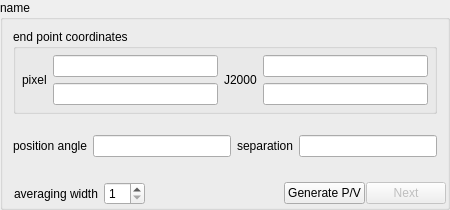
First picture: the form in code/display/region/PVLineStats.ui, repository radio-astro/casa, before the edit.
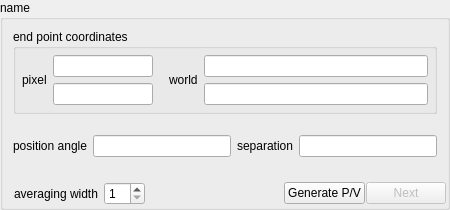
Second picture: the form after the edit.

Commit message:
New Development: no             JIRA Issue: cas-4599       Ready to Release: yes      Interface Changes: none What Interface Changed: none          Test Programs: none   Put in Release Notes: no
           Description: tweak pv line dock gui

Patch:
```diff
--- a/code/display/region/PVLineStats.ui
+++ b/code/display/region/PVLineStats.ui
@@ -86,6 +86,12 @@
              <verstretch>0</verstretch>
             </sizepolicy>
            </property>
+           <property name="maximumSize">
+            <size>
+             <width>110</width>
+             <height>16777215</height>
+            </size>
+           </property>
            <property name="frameShape">
             <enum>QFrame::NoFrame</enum>
            </property>
@@ -101,6 +107,12 @@
             </property>
             <item>
              <widget class="QLineEdit" name="pixel_pt1">
+              <property name="maximumSize">
+               <size>
+                <width>100</width>
+                <height>16777215</height>
+               </size>
+              </property>
               <property name="toolTip">
                <string>pixel coordinates for first point</string>
               </property>
@@ -114,6 +126,12 @@
             </item>
             <item>
              <widget class="QLineEdit" name="pixel_pt2">
+              <property name="maximumSize">
+               <size>
+                <width>100</width>
+                <height>16777215</height>
+               </size>
+              </property>
               <property name="toolTip">
                <string>pixel coordinates for second point</string>
               </property>
@@ -134,7 +152,7 @@
             <number>0</number>
            </property>
            <property name="text">
-            <string>J2000</string>
+            <string>world</string>
            </property>
           </widget>
          </item>
```
Left out of the diff: 2 changed lines with no effect on the pictures.
